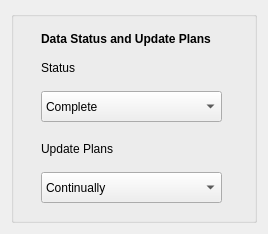
Qt form pymdwizard/gui/ui_files/Status.ui (DOI-USGS/fort-pymdwizard) before a commit.
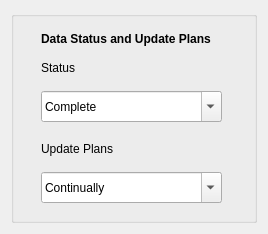
The same form after that commit.

Commit message: made the status progress and update elements editable

Diff of the .ui file:
```diff
--- a/pymdwizard/gui/ui_files/Status.ui
+++ b/pymdwizard/gui/ui_files/Status.ui
@@ -46,6 +46,9 @@
         <pointsize>9</pointsize>
        </font>
       </property>
+      <property name="editable">
+       <bool>true</bool>
+      </property>
       <item>
        <property name="text">
         <string>Continually</string>
@@ -108,7 +111,7 @@
        </font>
       </property>
       <property name="editable">
-       <bool>false</bool>
+       <bool>true</bool>
       </property>
       <property name="currentText">
        <string>Complete</string>
```
The commit also changes 2 other files.
